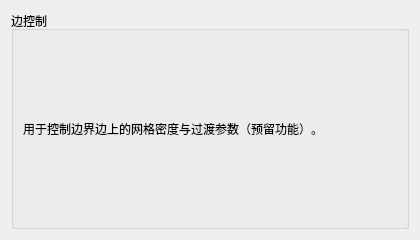
Qt form plugins/Base_Mesh/MeshEdgeControlWidget.ui (asd977/base_cae) before a commit.
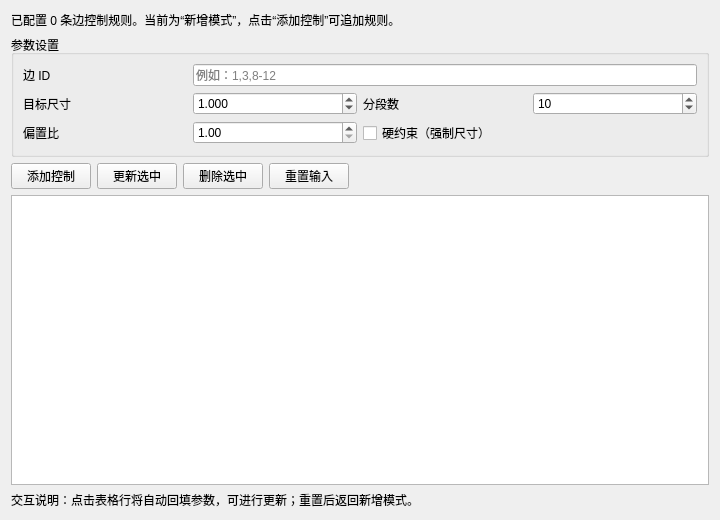
The same form after that commit.

Commit message: feat(mesh): 完成边/面/体控制组件交互与参数管理

```diff
--- a/plugins/Base_Mesh/MeshEdgeControlWidget.ui
+++ b/plugins/Base_Mesh/MeshEdgeControlWidget.ui
@@ -3,24 +3,184 @@
  <class>MeshEdgeControlWidget</class>
  <widget class="QWidget" name="MeshEdgeControlWidget">
   <property name="geometry">
-   <rect><x>0</x><y>0</y><width>420</width><height>240</height></rect>
+   <rect>
+    <x>0</x>
+    <y>0</y>
+    <width>720</width>
+    <height>520</height>
+   </rect>
   </property>
   <property name="windowTitle">
    <string>边控制</string>
   </property>
   <layout class="QVBoxLayout" name="verticalLayout">
    <item>
-    <widget class="QGroupBox" name="groupBox">
-     <property name="title"><string>边控制</string></property>
-     <layout class="QVBoxLayout" name="verticalLayout_2">
-      <item>
-       <widget class="QLabel" name="labelHint">
-        <property name="text"><string>用于控制边界边上的网格密度与过渡参数（预留功能）。</string></property>
+    <widget class="QLabel" name="labelSummary">
+     <property name="text">
+      <string>已配置 0 条边控制规则。当前为“新增模式”，点击“添加控制”可追加规则。</string>
+     </property>
+     <property name="wordWrap">
+      <bool>true</bool>
+     </property>
+    </widget>
+   </item>
+   <item>
+    <widget class="QGroupBox" name="groupBoxInput">
+     <property name="title">
+      <string>参数设置</string>
+     </property>
+     <layout class="QGridLayout" name="gridLayout">
+      <item row="0" column="0">
+       <widget class="QLabel" name="labelEdgeIds">
+        <property name="text">
+         <string>边 ID</string>
+        </property>
+       </widget>
+      </item>
+      <item row="0" column="1" colspan="3">
+       <widget class="QLineEdit" name="editEdgeIds">
+        <property name="placeholderText">
+         <string>例如：1,3,8-12</string>
+        </property>
+       </widget>
+      </item>
+      <item row="1" column="0">
+       <widget class="QLabel" name="labelSize">
+        <property name="text">
+         <string>目标尺寸</string>
+        </property>
+       </widget>
+      </item>
+      <item row="1" column="1">
+       <widget class="QDoubleSpinBox" name="spinSize">
+        <property name="decimals">
+         <number>3</number>
+        </property>
+        <property name="minimum">
+         <double>0.001000000000000</double>
+        </property>
+        <property name="maximum">
+         <double>1000000.000000000000000</double>
+        </property>
+        <property name="value">
+         <double>1.000000000000000</double>
+        </property>
+       </widget>
+      </item>
+      <item row="1" column="2">
+       <widget class="QLabel" name="labelDivisions">
+        <property name="text">
+         <string>分段数</string>
+        </property>
+       </widget>
+      </item>
+      <item row="1" column="3">
+       <widget class="QSpinBox" name="spinDivisions">
+        <property name="minimum">
+         <number>1</number>
+        </property>
+        <property name="maximum">
+         <number>2000</number>
+        </property>
+        <property name="value">
+         <number>10</number>
+        </property>
+       </widget>
+      </item>
+      <item row="2" column="0">
+       <widget class="QLabel" name="labelBias">
+        <property name="text">
+         <string>偏置比</string>
+        </property>
+       </widget>
+      </item>
+      <item row="2" column="1">
+       <widget class="QDoubleSpinBox" name="spinBias">
+        <property name="decimals">
+         <number>2</number>
+        </property>
+        <property name="minimum">
+         <double>1.000000000000000</double>
+        </property>
+        <property name="maximum">
+         <double>100.000000000000000</double>
+        </property>
+        <property name="singleStep">
+         <double>0.100000000000000</double>
+        </property>
+        <property name="value">
+         <double>1.000000000000000</double>
+        </property>
+       </widget>
+      </item>
+      <item row="2" column="2" colspan="2">
+       <widget class="QCheckBox" name="checkHardConstraint">
+        <property name="text">
+         <string>硬约束（强制尺寸）</string>
+        </property>
        </widget>
       </item>
      </layout>
     </widget>
    </item>
+   <item>
+    <layout class="QHBoxLayout" name="horizontalLayoutButtons">
+     <item>
+      <widget class="QPushButton" name="btnAdd">
+       <property name="text">
+        <string>添加控制</string>
+       </property>
+      </widget>
+     </item>
+     <item>
+      <widget class="QPushButton" name="btnUpdate">
+       <property name="text">
+        <string>更新选中</string>
+       </property>
+      </widget>
+     </item>
+     <item>
+      <widget class="QPushButton" name="btnDelete">
+       <property name="text">
+        <string>删除选中</string>
+       </property>
+      </widget>
+     </item>
+     <item>
+      <widget class="QPushButton" name="btnReset">
+       <property name="text">
+        <string>重置输入</string>
+       </property>
+      </widget>
+     </item>
+     <item>
+      <spacer name="horizontalSpacer">
+       <property name="orientation">
+        <enum>Qt::Horizontal</enum>
+       </property>
+       <property name="sizeHint" stdset="0">
+        <size>
+         <width>40</width>
+         <height>20</height>
+        </size>
+       </property>
+      </spacer>
+     </item>
+    </layout>
+   </item>
+   <item>
+    <widget class="QTableWidget" name="tableControls"/>
+   </item>
+   <item>
+    <widget class="QLabel" name="labelHint">
+     <property name="text">
+      <string>交互说明：点击表格行将自动回填参数，可进行更新；重置后返回新增模式。</string>
+     </property>
+     <property name="wordWrap">
+      <bool>true</bool>
+     </property>
+    </widget>
+   </item>
   </layout>
  </widget>
  <resources/>
```
The commit also changes 8 other files.
